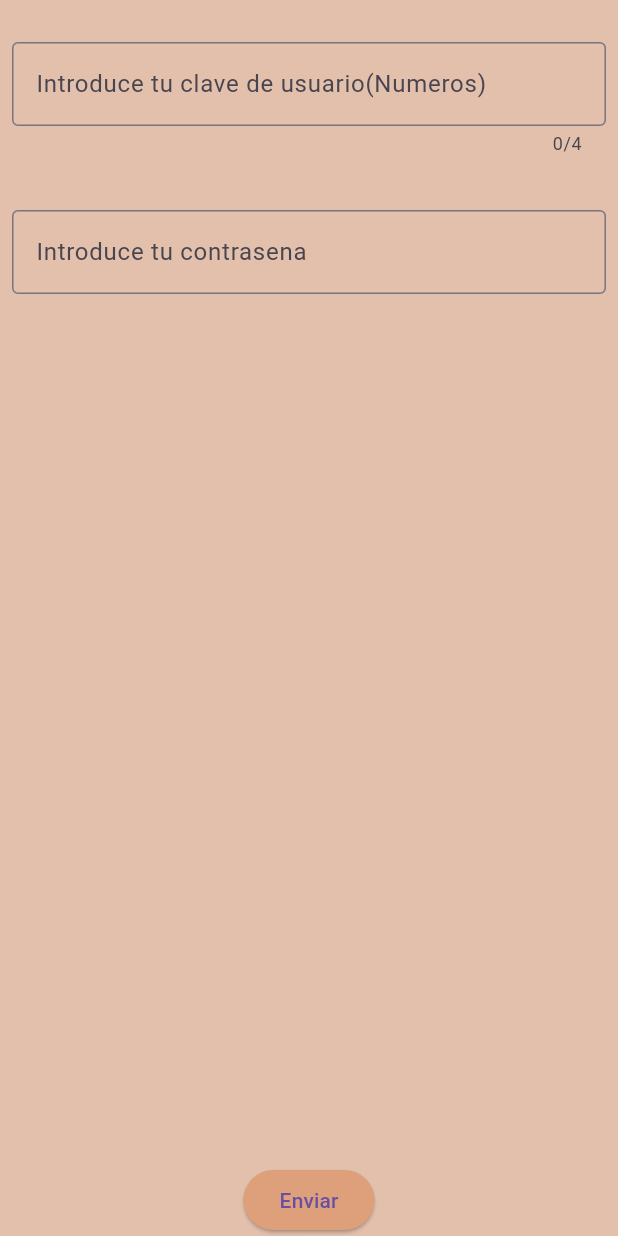
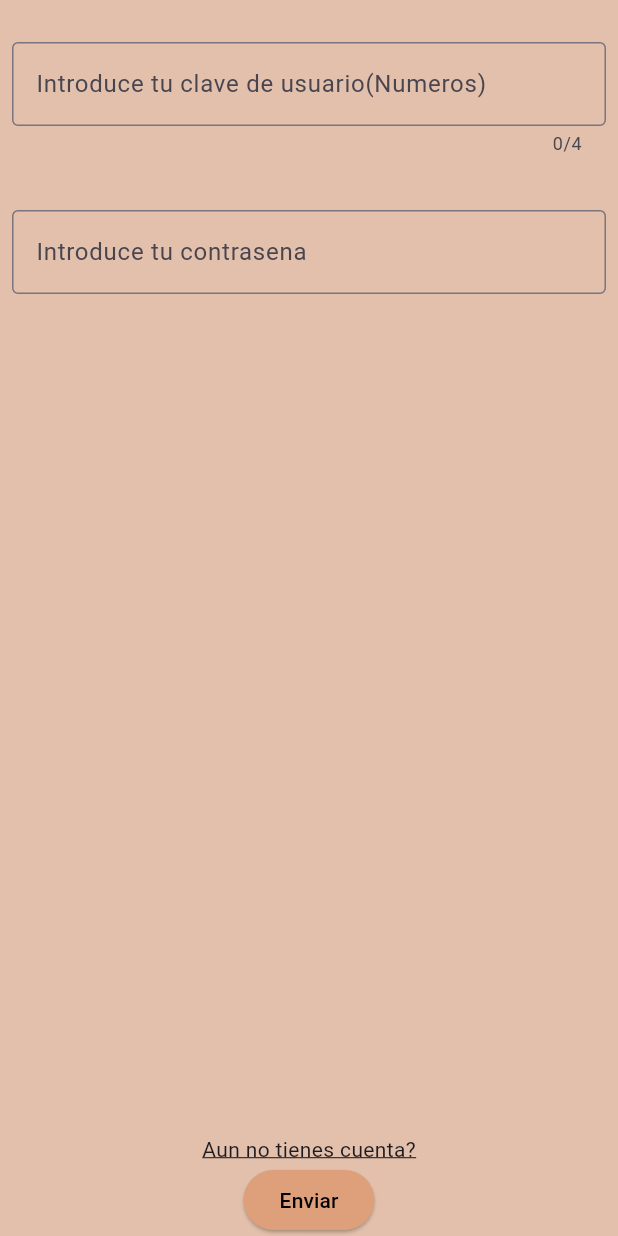
Before and after one commit to Novato285/Pruebas, a Flutter app: the screen it shows after launch, on a phone screen of 412 x 824 dp. Run offline on Flutter 3.47's test engine with Material 3 defaults, Android fonts, the phone set to English and light mode, and no system bars.

Commit message:
Login_Completado1

```diff
--- a/lib/components/submit_button.dart
+++ b/lib/components/submit_button.dart
@@ -20,7 +20,7 @@ class _SubmitButtonState extends State<SubmitButton> {
               AppColors.backgroundComponent,
             ),
           ),
-          child: Text('Enviar'),
+          child: Text('Enviar', style: TextStyle(color: Colors.black),),
         ),
       ],
     );
--- a/lib/screens/login_screen.dart
+++ b/lib/screens/login_screen.dart
@@ -17,6 +17,13 @@ class _LoginScreenState extends State<LoginScreen> {
         mainAxisAlignment: MainAxisAlignment.start,
         children: [
           Expanded(child: const TextfieldsLogin()),
+          Align(
+            alignment: Alignment.bottomCenter,
+            child: Text(
+              'Aun no tienes cuenta?',
+              style: TextStyle(decoration: TextDecoration.underline),
+            ),
+          ),
           Align(alignment: Alignment.bottomCenter, child: const SubmitButton()),
         ],
       ),
```
Also changed, not shown: lib/screens/register_screen.dart (added, +15 -0 lines), lib/main.dart (renamed from lib/Main.dart), 1 other file.
